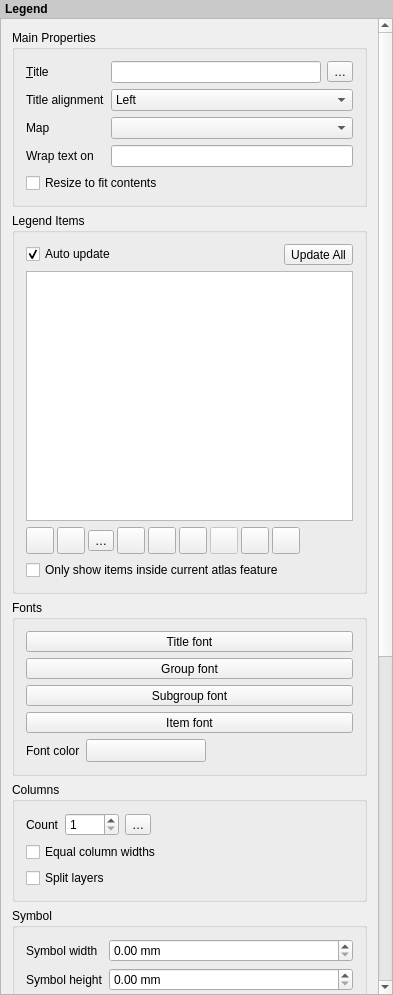
First picture: the form in src/ui/layout/qgslayoutlegendwidgetbase.ui, repository qgis/QGIS, before the edit.
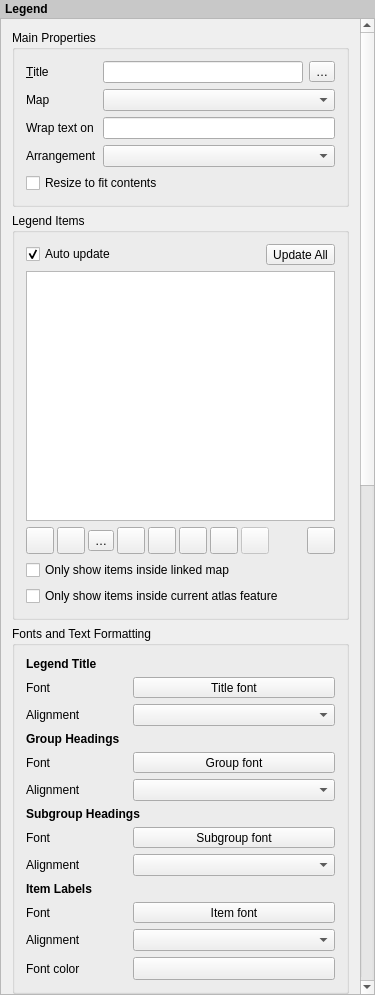
Second picture: the form after the edit. Icons and pictures are not drawn. Custom widgets are drawn as their Qt base class.

```diff
--- a/src/ui/layout/qgslayoutlegendwidgetbase.ui
+++ b/src/ui/layout/qgslayoutlegendwidgetbase.ui
@@ -6,7 +6,7 @@
    <rect>
     <x>0</x>
     <y>0</y>
-    <width>393</width>
+    <width>375</width>
     <height>995</height>
    </rect>
   </property>
@@ -63,9 +63,9 @@
       <property name="geometry">
        <rect>
         <x>0</x>
-        <y>0</y>
-        <width>377</width>
-        <height>1662</height>
+        <y>-1031</y>
+        <width>387</width>
+        <height>2728</height>
        </rect>
       </property>
       <layout class="QVBoxLayout" name="mainLayout">
@@ -84,6 +84,44 @@
           <bool>false</bool>
          </property>
          <layout class="QGridLayout" name="gridLayout_2">
+          <item row="0" column="1">
+           <widget class="QLineEdit" name="mTitleLineEdit"/>
+          </item>
+          <item row="2" column="0">
+           <widget class="QLabel" name="label">
+            <property name="text">
+             <string>Wrap text on</string>
+            </property>
+           </widget>
+          </item>
+          <item row="2" column="1" colspan="2">
+           <widget class="QLineEdit" name="mWrapCharLineEdit">
+            <property name="frame">
+             <bool>true</bool>
+            </property>
+           </widget>
+          </item>
+          <item row="0" column="2">
+           <widget class="QgsPropertyOverrideButton" name="mLegendTitleDDBtn">
+            <property name="text">
+             <string>…</string>
+            </property>
+           </widget>
+          </item>
+          <item row="4" column="0" colspan="2">
+           <widget class="QCheckBox" name="mCheckboxResizeContents">
+            <property name="text">
+             <string>Resize to fit contents</string>
+            </property>
+           </widget>
+          </item>
+          <item row="1" column="0">
+           <widget class="QLabel" name="mMapLabel">
+            <property name="text">
+             <string>Map</string>
+            </property>
+           </widget>
+          </item>
           <item row="0" column="0">
            <widget class="QLabel" name="mTitleLabel">
             <property name="text">
@@ -94,70 +132,16 @@
             </property>
            </widget>
           </item>
-          <item row="1" column="0">
-           <widget class="QLabel" name="label_15">
-            <property name="text">
-             <string>Title alignment</string>
-            </property>
-           </widget>
-          </item>
-          <item row="2" column="0">
-           <widget class="QLabel" name="mMapLabel">
-            <property name="text">
-             <string>Map</string>
-            </property>
-           </widget>
-          </item>
-          <item row="5" column="0" colspan="2">
-           <widget class="QCheckBox" name="mCheckboxResizeContents">
-            <property name="text">
-             <string>Resize to fit contents</string>
-            </property>
-           </widget>
-          </item>
-          <item row="3" column="0">
-           <widget class="QLabel" name="label">
-            <property name="text">
-             <string>Wrap text on</string>
-            </property>
-           </widget>
-          </item>
-          <item row="0" column="1">
-           <widget class="QLineEdit" name="mTitleLineEdit"/>
-          </item>
-          <item row="0" column="2">
-           <widget class="QgsPropertyOverrideButton" name="mLegendTitleDDBtn">
-            <property name="text">
-             <string>…</string>
-            </property>
-           </widget>
-          </item>
           <item row="1" column="1" colspan="2">
-           <widget class="QComboBox" name="mTitleAlignCombo">
-            <item>
-             <property name="text">
-              <string>Left</string>
-             </property>
-            </item>
-            <item>
-             <property name="text">
-              <string>Center</string>
-             </property>
-            </item>
-            <item>
-             <property name="text">
-              <string>Right</string>
-             </property>
-            </item>
-           </widget>
-          </item>
-          <item row="2" column="1" colspan="2">
            <widget class="QgsLayoutItemComboBox" name="mMapComboBox"/>
           </item>
           <item row="3" column="1" colspan="2">
-           <widget class="QLineEdit" name="mWrapCharLineEdit">
-            <property name="frame">
-             <bool>true</bool>
+           <widget class="QgsAlignmentComboBox" name="mArrangementCombo"/>
+          </item>
+          <item row="3" column="0">
+           <widget class="QLabel" name="label_15">
+            <property name="text">
+             <string>Arrangement</string>
             </property>
            </widget>
           </item>
@@ -251,6 +235,9 @@
                 <verstretch>0</verstretch>
                </sizepolicy>
               </property>
+              <property name="toolTip">
+               <string>Move item down</string>
+              </property>
               <property name="text">
                <string/>
               </property>
@@ -268,6 +255,9 @@
             </item>
             <item>
              <widget class="QToolButton" name="mMoveUpToolButton">
+              <property name="toolTip">
+               <string>Move item up</string>
+              </property>
               <property name="text">
                <string/>
               </property>
@@ -305,6 +295,9 @@
             </item>
             <item>
              <widget class="QToolButton" name="mAddToolButton">
+              <property name="toolTip">
+               <string>Add layer(s) to legend</string>
+              </property>
               <property name="text">
                <string/>
               </property>
@@ -322,6 +315,9 @@
             </item>
             <item>
              <widget class="QToolButton" name="mRemoveToolButton">
+              <property name="toolTip">
+               <string>Remove selected item(s) from legend</string>
+              </property>
               <property name="text">
                <string/>
               </property>
@@ -339,6 +335,9 @@
             </item>
             <item>
              <widget class="QToolButton" name="mEditPushButton">
+              <property name="toolTip">
+               <string>Edit selected item properties</string>
+              </property>
               <property name="text">
                <string/>
               </property>
@@ -354,6 +353,23 @@
               </property>
              </widget>
             </item>
+            <item>
+             <widget class="QToolButton" name="mLayerExpressionButton">
+              <property name="toolTip">
+               <string> Add an expression to the vector layer and each child symbol's label</string>
+              </property>
+              <property name="icon">
+               <iconset resource="../../../images/images.qrc">
+                <normaloff>:/images/themes/default/mIconExpression.svg</normaloff>:/images/themes/default/mIconExpression.svg</iconset>
+              </property>
+              <property name="iconSize">
+               <size>
+                <width>20</width>
+                <height>20</height>
+               </size>
+              </property>
+             </widget>
+            </item>
             <item>
              <widget class="QToolButton" name="mCountToolButton">
               <property name="enabled">
@@ -381,27 +397,23 @@
              </widget>
             </item>
             <item>
-             <widget class="QToolButton" name="mFilterByMapToolButton">
-              <property name="toolTip">
-               <string>Filter Legend by Map Content</string>
+             <spacer name="horizontalSpacer_4">
+              <property name="orientation">
+               <enum>Qt::Horizontal</enum>
               </property>
-              <property name="icon">
-               <iconset resource="../../../images/images.qrc">
-                <normaloff>:/images/themes/default/mActionFilter2.svg</normaloff>:/images/themes/default/mActionFilter2.svg</iconset>
-              </property>
-              <property name="iconSize">
+              <property name="sizeHint" stdset="0">
                <size>
-                <width>20</width>
+                <width>0</width>
                 <height>20</height>
                </size>
               </property>
-              <property name="checkable">
-               <bool>true</bool>
-              </property>
-             </widget>
+             </spacer>
             </item>
             <item>
              <widget class="QgsLegendFilterButton" name="mExpressionFilterButton">
+              <property name="toolTip">
+               <string>Filter expression</string>
+              </property>
               <property name="text">
                <string/>
               </property>
@@ -417,21 +429,18 @@
               </property>
              </widget>
             </item>
-            <item>
-             <spacer name="horizontalSpacer_4">
-              <property name="orientation">
-               <enum>Qt::Horizontal</enum>
-              </property>
-              <property name="sizeHint" stdset="0">
-               <size>
-                <width>0</width>
-                <height>20</height>
-               </size>
-              </property>
-             </spacer>
-            </item>
            </layout>
           </item>
+          <item>
+           <widget class="QCheckBox" name="mFilterByMapCheckBox">
+            <property name="toolTip">
+             <string>Filter out legend elements that lie outside the linked map item.</string>
+            </property>
+            <property name="text">
+             <string>Only show items inside linked map</string>
+            </property>
+           </widget>
+          </item>
           <item>
            <widget class="QCheckBox" name="mFilterLegendByAtlasCheckBox">
             <property name="toolTip">
@@ -451,7 +460,7 @@
           <enum>Qt::StrongFocus</enum>
          </property>
          <property name="title">
-          <string>Fonts</string>
+          <string>Fonts and Text Formatting</string>
          </property>
          <property name="syncGroup" stdset="0">
           <string notr="true">composeritem</string>
@@ -459,34 +468,8 @@
          <property name="collapsed" stdset="0">
           <bool>true</bool>
          </property>
-         <layout class="QVBoxLayout" name="verticalLayout_3">
-          <item>
-           <widget class="QgsFontButton" name="mTitleFontButton">
-            <property name="sizePolicy">
-             <sizepolicy hsizetype="Preferred" vsizetype="Fixed">
-              <horstretch>0</horstretch>
-              <verstretch>0</verstretch>
-             </sizepolicy>
-            </property>
-            <property name="text">
-             <string>Title font</string>
-            </property>
-           </widget>
-          </item>
-          <item>
-           <widget class="QgsFontButton" name="mGroupFontButton">
-            <property name="sizePolicy">
-             <sizepolicy hsizetype="Expanding" vsizetype="Fixed">
-              <horstretch>0</horstretch>
-              <verstretch>0</verstretch>
-             </sizepolicy>
-            </property>
-            <property name="text">
-             <string>Group font</string>
-            </property>
-           </widget>
-          </item>
-          <item>
+         <layout class="QGridLayout" name="gridLayout_4" columnstretch="0,0,0">
+          <item row="7" column="1" colspan="2">
            <widget class="QgsFontButton" name="mLayerFontButton">
             <property name="sizePolicy">
              <sizepolicy hsizetype="Expanding" vsizetype="Fixed">
@@ -499,7 +482,90 @@
             </property>
            </widget>
           </item>
-          <item>
+          <item row="1" column="1" colspan="2">
+           <widget class="QgsFontButton" name="mTitleFontButton">
+            <property name="sizePolicy">
+             <sizepolicy hsizetype="Preferred" vsizetype="Fixed">
+              <horstretch>0</horstretch>
+              <verstretch>0</verstretch>
+             </sizepolicy>
+            </property>
+            <property name="text">
+             <string>Title font</string>
+            </property>
+           </widget>
+          </item>
+          <item row="9" column="0" colspan="3">
+           <widget class="QLabel" name="label_25">
+            <property name="text">
+             <string>&lt;b&gt;Item Labels&lt;/b&gt;</string>
+            </property>
+           </widget>
+          </item>
+          <item row="5" column="0">
+           <widget class="QLabel" name="label_18_alignment">
+            <property name="text">
+             <string>Alignment</string>
+            </property>
+           </widget>
+          </item>
+          <item row="12" column="1" colspan="2">
+           <widget class="QgsColorButton" name="mFontColorButton">
+            <property name="sizePolicy">
+             <sizepolicy hsizetype="Preferred" vsizetype="Fixed">
+              <horstretch>0</horstretch>
+              <verstretch>0</verstretch>
+             </sizepolicy>
+            </property>
+            <property name="minimumSize">
+             <size>
+              <width>120</width>
+              <height>0</height>
+             </size>
+            </property>
+            <property name="maximumSize">
+             <size>
+              <width>16777215</width>
+              <height>16777215</height>
+             </size>
+            </property>
+            <property name="text">
+             <string/>
+            </property>
+           </widget>
+          </item>
+          <item row="10" column="0">
+           <widget class="QLabel" name="label_26">
+            <property name="text">
+             <string>Font</string>
+            </property>
+           </widget>
+          </item>
+          <item row="11" column="1" colspan="2">
+           <widget class="QgsAlignmentComboBox" name="mItemAlignCombo"/>
+          </item>
+          <item row="1" column="0">
+           <widget class="QLabel" name="label_28">
+            <property name="text">
+             <string>Font</string>
+            </property>
+           </widget>
+          </item>
+          <item row="0" column="0" colspan="3">
+           <widget class="QLabel" name="label_27">
+            <property name="text">
+             <string>&lt;b&gt;Legend Title&lt;/b&gt;</string>
+            </property>
+           </widget>
+          </item>
+          <item row="8" column="0">
+           <widget class="QLabel" name="label_19_alignment">
+            <property name="text">
+             <string>Alignment</string>
+            </property>
+           </widget>
+          </item>
+          <item row="10" column="1" colspan="2">
            <widget class="QgsFontButton" name="mItemFontButton">
             <property name="sizePolicy">
              <sizepolicy hsizetype="Expanding" vsizetype="Fixed">
@@ -512,48 +578,76 @@
             </property>
            </widget>
           </item>
-          <item>
-           <layout class="QHBoxLayout" name="horizontalLayout_3">
-            <item>
-             <widget class="QLabel" name="label_16">
-              <property name="text">
-               <string>Font color</string>
-              </property>
-             </widget>
-            </item>
-            <item>
-             <widget class="QgsColorButton" name="mFontColorButton">
-              <property name="minimumSize">
-               <size>
-                <width>120</width>
-                <height>0</height>
-               </size>
-              </property>
-              <property name="maximumSize">
-               <size>
-                <width>120</width>
-                <height>16777215</height>
-               </size>
-              </property>
-              <property name="text">
-               <string/>
-              </property>
-             </widget>
-            </item>
-            <item>
-             <spacer name="horizontalSpacer">
-              <property name="orientation">
-               <enum>Qt::Horizontal</enum>
-              </property>
-              <property name="sizeHint" stdset="0">
-               <size>
-                <width>40</width>
-                <height>20</height>
-               </size>
-              </property>
-             </spacer>
-            </item>
-           </layout>
+          <item row="2" column="1" colspan="2">
+           <widget class="QgsAlignmentComboBox" name="mTitleAlignCombo"/>
+          </item>
+          <item row="3" column="0" colspan="3">
+           <widget class="QLabel" name="label_21">
+            <property name="text">
+             <string>&lt;b&gt;Group Headings&lt;/b&gt;</string>
+            </property>
+           </widget>
+          </item>
+          <item row="11" column="0">
+           <widget class="QLabel" name="label_20">
+            <property name="text">
+             <string>Alignment</string>
+            </property>
+           </widget>
+          </item>
+          <item row="8" column="1" colspan="2">
+           <widget class="QgsAlignmentComboBox" name="mSubgroupAlignCombo"/>
+          </item>
+          <item row="7" column="0">
+           <widget class="QLabel" name="label_24">
+            <property name="text">
+             <string>Font</string>
+            </property>
+           </widget>
+          </item>
+          <item row="6" column="0" colspan="3">
+           <widget class="QLabel" name="label_23">
+            <property name="text">
+             <string>&lt;b&gt;Subgroup Headings&lt;/b&gt;</string>
+            </property>
+           </widget>
+          </item>
+          <item row="12" column="0">
+           <widget class="QLabel" name="label_16">
+            <property name="text">
+             <string>Font color</string>
+            </property>
+           </widget>
+          </item>
+          <item row="5" column="1" colspan="2">
+           <widget class="QgsAlignmentComboBox" name="mGroupAlignCombo"/>
+          </item>
+          <item row="4" column="0">
+           <widget class="QLabel" name="label_22">
+            <property name="text">
+             <string>Font</string>
+            </property>
+           </widget>
+          </item>
+          <item row="4" column="1" colspan="2">
+           <widget class="QgsFontButton" name="mGroupFontButton">
+            <property name="sizePolicy">
+             <sizepolicy hsizetype="Expanding" vsizetype="Fixed">
+              <horstretch>0</horstretch>
+              <verstretch>0</verstretch>
+             </sizepolicy>
+            </property>
+            <property name="text">
+             <string>Group font</string>
+            </property>
+           </widget>
+          </item>
+          <item row="2" column="0">
+           <widget class="QLabel" name="label_29">
+            <property name="text">
+             <string>Alignment</string>
+            </property>
+           </widget>
           </item>
          </layout>
         </widget>
@@ -654,14 +748,14 @@
           <property name="labelAlignment">
            <set>Qt::AlignLeading|Qt::AlignLeft|Qt::AlignVCenter</set>
           </property>
-          <item row="0" column="0">
+          <item row="1" column="0">
            <widget class="QLabel" name="label_3">
             <property name="text">
              <string>Symbol width</string>
             </property>
            </widget>
           </item>
-          <item row="0" column="1">
+          <item row="1" column="1">
            <widget class="QgsDoubleSpinBox" name="mSymbolWidthSpinBox">
             <property name="prefix">
              <string/>
@@ -674,14 +768,14 @@
             </property>
            </widget>
           </item>
-          <item row="1" column="0">
+          <item row="2" column="0">
            <widget class="QLabel" name="label_4">
             <property name="text">
              <string>Symbol height</string>
             </property>
            </widget>
           </item>
-          <item row="1" column="1">
+          <item row="2" column="1">
            <widget class="QgsDoubleSpinBox" name="mSymbolHeightSpinBox">
             <property name="prefix">
              <string/>
@@ -694,7 +788,7 @@
             </property>
            </widget>
           </item>
-          <item row="2" column="0" colspan="2">
+          <item row="5" column="0" colspan="2">
            <widget class="QgsCollapsibleGroupBoxBasic" name="mRasterStrokeGroupBox">
             <property name="title">
              <string>Draw stroke for raster symbols</string>
@@ -793,6 +887,34 @@
             </layout>
            </widget>
           </item>
+          <item row="4" column="1">
+           <widget class="QgsDoubleSpinBox" name="mMaxSymbolSizeSpinBox">
+            <property name="suffix">
+             <string>mm</string>
+            </property>
+           </widget>
+          </item>
+          <item row="4" column="0">
+           <widget class="QLabel" name="mMaxSymbolSizeLabel">
+            <property name="text">
+             <string>Max symbol size</string>
+            </property>
+           </widget>
+          </item>
+          <item row="3" column="0">
+           <widget class="QLabel" name="mMinSymbolSizeLabel">
+            <property name="text">
+             <string>Min symbol size</string>
+            </property>
+           </widget>
+          </item>
+          <item row="3" column="1">
+           <widget class="QgsDoubleSpinBox" name="mMinSymbolSizeSpinBox">
+            <property name="suffix">
+             <string>mm</string>
+            </property>
+           </widget>
+          </item>
          </layout>
         </widget>
        </item>
@@ -880,25 +1002,56 @@
          <property name="collapsed" stdset="0">
           <bool>true</bool>
          </property>
-         <layout class="QFormLayout" name="formLayout_4">
-          <property name="fieldGrowthPolicy">
-           <enum>QFormLayout::AllNonFixedFieldsGrow</enum>
-          </property>
-          <property name="labelAlignment">
-           <set>Qt::AlignLeading|Qt::AlignLeft|Qt::AlignVCenter</set>
-          </property>
-          <item row="1" column="0">
-           <widget class="QLabel" name="label_5">
-            <property name="toolTip">
-             <string>Space above text using group style.</string>
+         <layout class="QGridLayout" name="gridLayout_5">
+          <item row="11" column="1">
+           <widget class="QgsDoubleSpinBox" name="mSubgroupSideSpinBox">
+            <property name="prefix">
+             <string/>
             </property>
+            <property name="suffix">
+             <string> mm</string>
+            </property>
+           </widget>
+          </item>
+          <item row="17" column="1">
+           <widget class="QgsDoubleSpinBox" name="mBoxSpaceSpinBox">
+            <property name="prefix">
+             <string/>
+            </property>
+            <property name="suffix">
+             <string> mm</string>
+            </property>
+           </widget>
+          </item>
+          <item row="12" column="0" colspan="2">
+           <widget class="QLabel" name="label_34">
             <property name="text">
-             <string>Group space</string>
+             <string>&lt;b&gt;Legend Items&lt;/b&gt;</string>
+            </property>
+           </widget>
+          </item>
+          <item row="10" column="1">
+           <widget class="QgsDoubleSpinBox" name="mSpaceBelowSubgroupHeadingSpinBox">
+            <property name="prefix">
+             <string/>
+            </property>
+            <property name="suffix">
+             <string> mm</string>
             </property>
            </widget>
           </item>
           <item row="1" column="1">
-           <widget class="QgsDoubleSpinBox" name="mGroupSpaceSpinBox">
+           <widget class="QgsDoubleSpinBox" name="mTitleSpaceBottomSpinBox">
+            <property name="toolTip">
+             <string>Space below title.</string>
+            </property>
+            <property name="suffix">
+             <string> mm</string>
+            </property>
+           </widget>
+          </item>
+          <item row="18" column="1">
+           <widget class="QgsDoubleSpinBox" name="mColumnSpaceSpinBox">
             <property name="prefix">
              <string/>
             </property>
@@ -907,18 +1060,18 @@
             </property>
            </widget>
           </item>
-          <item row="2" column="0">
+          <item row="8" column="0">
            <widget class="QLabel" name="label_6">
             <property name="toolTip">
              <string>Space above text using subgroup style.</string>
             </property>
             <property name="text">
-             <string>Subgroup space</string>
+             <string>Above subgroup</string>
             </property>
            </widget>
           </item>
-          <item row="2" column="1">
-           <widget class="QgsDoubleSpinBox" name="mLayerSpaceSpinBox">
+          <item row="15" column="1">
+           <widget class="QgsDoubleSpinBox" name="mIconLabelSpaceSpinBox">
             <property name="prefix">
              <string/>
             </property>
@@ -927,18 +1080,45 @@
             </property>
            </widget>
           </item>
+          <item row="5" column="0">
+           <widget class="QLabel" name="label_18">
+            <property name="toolTip">
+             <string>Space above text using group style.</string>
+            </property>
+            <property name="text">
+             <string>Below heading</string>
+            </property>
+           </widget>
+          </item>
+          <item row="6" column="0">
+           <widget class="QLabel" name="label_30">
+            <property name="toolTip">
+             <string>Space above text using group style.</string>
+            </property>
+            <property name="text">
+             <string>Side of heading</string>
+            </property>
+           </widget>
+          </item>
           <item row="3" column="0">
-           <widget class="QLabel" name="label_7">
+           <widget class="QLabel" name="label_5">
             <property name="toolTip">
-             <string>Space above symbol and symbol label.</string>
+             <string>Space above text using group style.</string>
             </property>
             <property name="text">
-             <string>Symbol space</string>
+             <string>Above group</string>
             </property>
            </widget>
           </item>
-          <item row="3" column="1">
-           <widget class="QgsDoubleSpinBox" name="mSymbolSpaceSpinBox">
+          <item row="9" column="0" colspan="2">
+           <widget class="QLabel" name="label_36">
+            <property name="text">
+             <string>&lt;b&gt;Subgroup Headings&lt;/b&gt;</string>
+            </property>
+           </widget>
+          </item>
+          <item row="19" column="1">
+           <widget class="QgsDoubleSpinBox" name="mLineSpacingSpinBox">
             <property name="prefix">
              <string/>
             </property>
@@ -947,18 +1127,39 @@
             </property>
            </widget>
           </item>
-          <item row="4" column="0">
+          <item row="15" column="0">
            <widget class="QLabel" name="label_8">
             <property name="toolTip">
              <string>Space between symbol icon and symbol label (symbol label left margin).</string>
             </property>
             <property name="text">
-             <string>Icon label space</string>
+             <string>Symbol label space</string>
             </property>
            </widget>
           </item>
-          <item row="4" column="1">
-           <widget class="QgsDoubleSpinBox" name="mIconLabelSpaceSpinBox">
+          <item row="16" column="0" colspan="2">
+           <widget class="QLabel" name="label_33">
+            <property name="text">
+             <string>&lt;b&gt;General&lt;/b&gt;</string>
+            </property>
+           </widget>
+          </item>
+          <item row="4" column="0" colspan="2">
+           <widget class="QLabel" name="label_35">
+            <property name="text">
+             <string>&lt;b&gt;Group Headings&lt;/b&gt;</string>
+            </property>
+           </widget>
+          </item>
+          <item row="7" column="0" colspan="2">
+           <widget class="QLabel" name="label_32">
+            <property name="text">
+             <string>&lt;b&gt;Subgroups&lt;/b&gt;</string>
+            </property>
+           </widget>
+          </item>
+          <item row="3" column="1">
+           <widget class="QgsDoubleSpinBox" name="mGroupSpaceSpinBox">
             <property name="prefix">
              <string/>
             </property>
@@ -967,15 +1168,35 @@
             </property>
            </widget>
           </item>
-          <item row="5" column="0">
-           <widget class="QLabel" name="label_9">
+          <item row="14" column="1">
+           <widget class="QgsDoubleSpinBox" name="mSymbolSpaceSpinBox">
+            <property name="prefix">
+             <string/>
+            </property>
+            <property name="suffix">
+             <string> mm</string>
+            </property>
+           </widget>
+          </item>
+          <item row="11" column="0">
+           <widget class="QLabel" name="label_37">
+            <property name="toolTip">
+             <string>Space above text using group style.</string>
+            </property>
             <property name="text">
-             <string>Box space</string>
+             <string>Side of heading</string>
+            </property>
+           </widget>
+          </item>
+          <item row="2" column="0" colspan="2">
+           <widget class="QLabel" name="label_31">
+            <property name="text">
+             <string>&lt;b&gt;Groups&lt;/b&gt;</string>
             </property>
            </widget>
           </item>
           <item row="5" column="1">
-           <widget class="QgsDoubleSpinBox" name="mBoxSpaceSpinBox">
+           <widget class="QgsDoubleSpinBox" name="mSpaceBelowGroupHeadingSpinBox">
             <property name="prefix">
              <string/>
             </property>
@@ -984,15 +1205,28 @@
             </property>
            </widget>
           </item>
-          <item row="6" column="0">
-           <widget class="QLabel" name="label_12">
+          <item row="8" column="1">
+           <widget class="QgsDoubleSpinBox" name="mLayerSpaceSpinBox">
+            <property name="prefix">
+             <string/>
+            </property>
+            <property name="suffix">
+             <string> mm</string>
+            </property>
+           </widget>
+          </item>
+          <item row="14" column="0">
+           <widget class="QLabel" name="label_7">
+            <property name="toolTip">
+             <string>Space above symbol and symbol label.</string>
+            </property>
             <property name="text">
-             <string>Column space</string>
+             <string>Space between symbols</string>
             </property>
            </widget>
           </item>
           <item row="6" column="1">
-           <widget class="QgsDoubleSpinBox" name="mColumnSpaceSpinBox">
+           <widget class="QgsDoubleSpinBox" name="mGroupSideSpinBox">
             <property name="prefix">
              <string/>
             </property>
@@ -1001,37 +1235,68 @@
             </property>
            </widget>
           </item>
-          <item row="7" column="0">
+          <item row="19" column="0">
            <widget class="QLabel" name="label_121">
             <property name="text">
              <string>Line space</string>
             </property>
            </widget>
           </item>
-          <item row="7" column="1">
-           <widget class="QgsDoubleSpinBox" name="mLineSpacingSpinBox">
-            <property name="prefix">
-             <string/>
+          <item row="0" column="0" colspan="2">
+           <widget class="QLabel" name="label_31s">
+            <property name="text">
+             <string>&lt;b&gt;Legend Title&lt;/b&gt;</string>
             </property>
-            <property name="suffix">
-             <string> mm</string>
+           </widget>
+          </item>
+          <item row="10" column="0">
+           <widget class="QLabel" name="label_19">
+            <property name="toolTip">
+             <string>Space above text using group style.</string>
             </property>
+            <property name="text">
+             <string>Below heading</string>
+            </property>
            </widget>
           </item>
-          <item row="0" column="0">
+          <item row="17" column="0">
+           <widget class="QLabel" name="label_9">
+            <property name="text">
+             <string>Box space</string>
+            </property>
+           </widget>
+          </item>
+          <item row="18" column="0">
+           <widget class="QLabel" name="label_12">
+            <property name="text">
+             <string>Column space</string>
+            </property>
+           </widget>
+          </item>
+          <item row="1" column="0">
            <widget class="QLabel" name="label_10">
             <property name="toolTip">
              <string>Space below title.</string>
             </property>
             <property name="text">
-             <string>Title space</string>
+             <string>Space below</string>
             </property>
            </widget>
           </item>
-          <item row="0" column="1">
-           <widget class="QgsDoubleSpinBox" name="mTitleSpaceBottomSpinBox">
+          <item row="13" column="0">
+           <widget class="QLabel" name="label_38">
             <property name="toolTip">
-             <string>Space below title.</string>
+             <string>Space above symbol and symbol label.</string>
+            </property>
+            <property name="text">
+             <string>Space before side of symbol</string>
+            </property>
+           </widget>
+          </item>
+          <item row="13" column="1">
+           <widget class="QgsDoubleSpinBox" name="mSymbolSideSpaceSpinBox">
+            <property name="prefix">
+             <string/>
             </property>
             <property name="suffix">
              <string> mm</string>
@@ -1050,16 +1315,11 @@
  <layoutdefault spacing="6" margin="11"/>
  <customwidgets>
   <customwidget>
-   <class>QgsCollapsibleGroupBoxBasic</class>
-   <extends>QGroupBox</extends>
-   <header location="global">qgscollapsiblegroupbox.h</header>
+   <class>QgsColorButton</class>
+   <extends>QToolButton</extends>
+   <header>qgscolorbutton.h</header>
    <container>1</container>
   </customwidget>
-  <customwidget>
-   <class>QgsDoubleSpinBox</class>
-   <extends>QDoubleSpinBox</extends>
-   <header>qgsdoublespinbox.h</header>
-  </customwidget>
   <customwidget>
    <class>QgsScrollArea</class>
    <extends>QScrollArea</extends>
@@ -1071,17 +1331,22 @@
    <extends>QSpinBox</extends>
    <header>qgsspinbox.h</header>
   </customwidget>
+  <customwidget>
+   <class>QgsCollapsibleGroupBoxBasic</class>
+   <extends>QGroupBox</extends>
+   <header location="global">qgscollapsiblegroupbox.h</header>
+   <container>1</container>
+  </customwidget>
+  <customwidget>
+   <class>QgsDoubleSpinBox</class>
+   <extends>QDoubleSpinBox</extends>
+   <header>qgsdoublespinbox.h</header>
+  </customwidget>
   <customwidget>
    <class>QgsLayoutItemComboBox</class>
    <extends>QComboBox</extends>
    <header>qgslayoutitemcombobox.h</header>
   </customwidget>
-  <customwidget>
-   <class>QgsColorButton</class>
-   <extends>QToolButton</extends>
-   <header>qgscolorbutton.h</header>
-   <container>1</container>
-  </customwidget>
   <customwidget>
    <class>QgsFontButton</class>
    <extends>QToolButton</extends>
@@ -1102,6 +1367,11 @@
    <extends>QToolButton</extends>
    <header location="global">qgslegendfilterbutton.h</header>
   </customwidget>
+  <customwidget>
+   <class>QgsAlignmentComboBox</class>
+   <extends>QComboBox</extends>
+   <header>qgsalignmentcombobox.h</header>
+  </customwidget>
  </customwidgets>
  <tabstops>
   <tabstop>scrollArea</tabstop>
```
Left out of the diff: 43 changed lines with no effect on the pictures.
